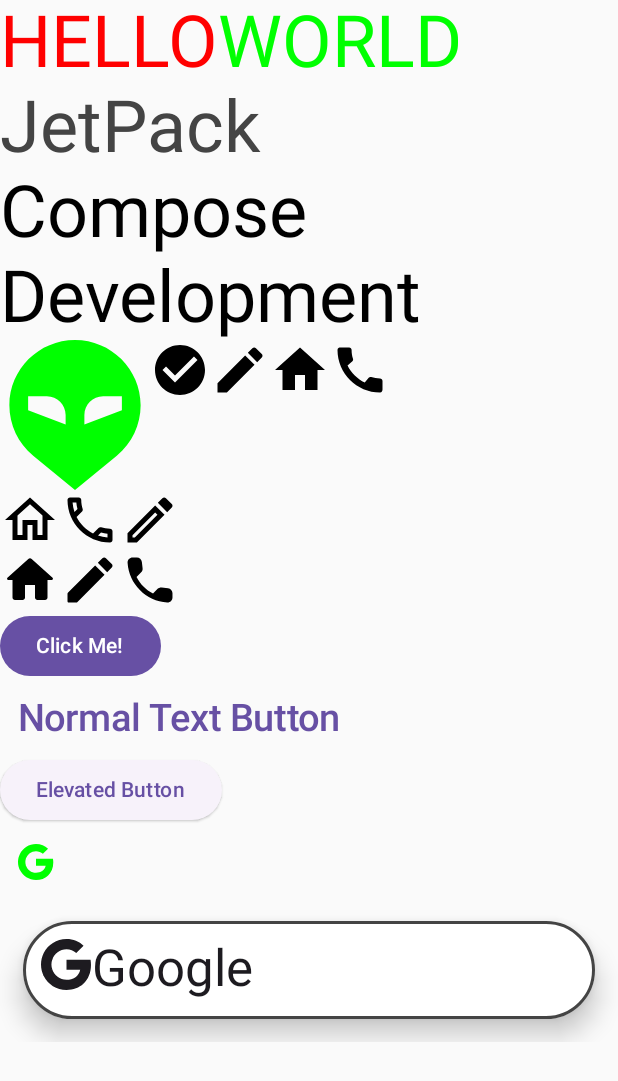
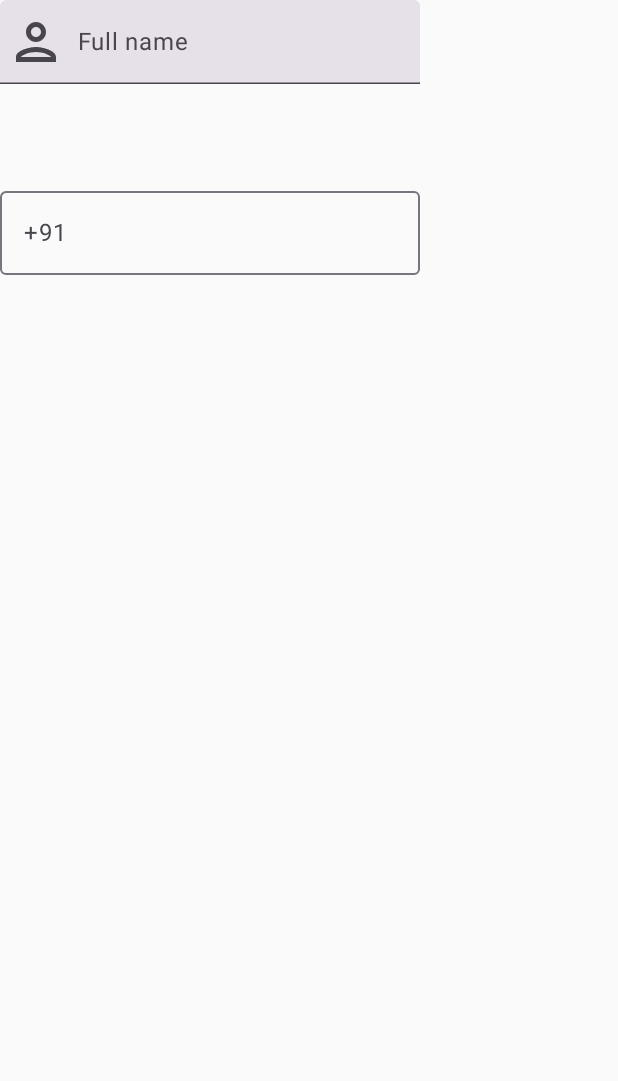
Before and after one commit to sharmaji-devlabs/wd12pmComposeWidgetsClasses, an Android app built with Jetpack Compose: the screen it shows after launch (TextSpanComposeExample before the commit, TextFieldComposeExample after it), on a phone screen of 412 x 824 dp. Shown: the top 1081 px of the screen. Run offline under Robolectric (Android 15) with nearby library versions, the phone set to English and light mode, and no system bars.

Commit message:
TextField compose with state

```diff
--- a/app/src/main/AndroidManifest.xml
+++ b/app/src/main/AndroidManifest.xml
@@ -100,6 +100,20 @@
             android:label="@string/title_activity_make_ui_with_safe_area_from_notch"
             android:theme="@style/Theme.ComposeWidgetsClasses"
             android:windowSoftInputMode="adjustResize">
+
+            <!-- <intent-filter> -->
+            <!-- <action android:name="android.intent.action.MAIN" /> -->
+
+
+            <!-- <category android:name="android.intent.category.LAUNCHER" /> -->
+            <!-- </intent-filter> -->
+        </activity>
+        <activity
+            android:name=".ui.screens.TextSpanComposeExample"
+            android:exported="false"
+            android:label="@string/title_activity_text_span_compose_example"
+            android:theme="@style/Theme.ComposeWidgetsClasses"
+            android:windowSoftInputMode="adjustResize">
 <!--            <intent-filter>-->
 <!--                <action android:name="android.intent.action.MAIN" />-->
 
@@ -107,9 +121,9 @@
 <!--            </intent-filter>-->
         </activity>
         <activity
-            android:name=".ui.screens.TextSpanComposeExample"
+            android:name=".ui.screens.TextFieldComposeExample"
             android:exported="true"
-            android:label="@string/title_activity_text_span_compose_example"
+            android:label="@string/title_activity_text_field_compose_example"
             android:theme="@style/Theme.ComposeWidgetsClasses"
             android:windowSoftInputMode="adjustResize">
             <intent-filter>
--- /dev/null
+++ b/app/src/main/java/com/widgets/app/ui/screens/TextFieldComposeExample.kt
@@ -0,0 +1,95 @@
+package com.widgets.app.ui.screens
+
+import android.os.Bundle
+import android.util.Log
+import androidx.activity.ComponentActivity
+import androidx.activity.compose.setContent
+import androidx.activity.enableEdgeToEdge
+import androidx.compose.foundation.layout.Column
+import androidx.compose.foundation.layout.Row
+import androidx.compose.foundation.layout.padding
+import androidx.compose.foundation.layout.safeDrawingPadding
+import androidx.compose.foundation.text.KeyboardOptions
+import androidx.compose.material.icons.Icons
+import androidx.compose.material.icons.outlined.Person
+import androidx.compose.material3.OutlinedTextField
+import androidx.compose.material3.Text
+import androidx.compose.material3.TextField
+import androidx.compose.runtime.Composable
+import androidx.compose.runtime.getValue
+import androidx.compose.runtime.mutableStateOf
+import androidx.compose.runtime.remember
+import androidx.compose.runtime.setValue
+import androidx.compose.ui.Modifier
+import androidx.compose.ui.text.input.KeyboardType
+import androidx.compose.ui.unit.dp
+import androidx.compose.ui.unit.sp
+
+class TextFieldComposeExample : ComponentActivity() {
+    override fun onCreate(savedInstanceState: Bundle?) {
+        super.onCreate(savedInstanceState)
+        enableEdgeToEdge()
+        setContent {
+            Column(
+                Modifier.safeDrawingPadding()
+            ) {
+                TextFieldCompose()
+            }
+        }
+    }
+}
+
+
+@Composable
+fun TextFieldCompose(modifier: Modifier = Modifier) {
+    /*
+        There are two types of TextField in Compose
+            -> TextFiled
+            -> OutlinedTextField
+        Note : TextFiled is a state (data) driven Compose
+     */
+//    var state = remember { mutableStateOf("") }
+    var state by remember { mutableStateOf<String>("") }
+    var contact by remember { mutableStateOf("") }
+    Column() {
+        TextField(
+            value = state,
+            onValueChange = {
+                state = it
+                Log.d("VALUE", state)
+            },
+            // just like hint
+//            placeholder = {
+//                Text("Full name")
+//            },
+            label = {
+                Row() {
+//                    IconWithMaterialIcon(Icons.Outlined.Person)
+                    Text("Full name")
+                }
+            },
+
+            leadingIcon = {
+                IconWithMaterialIcon(Icons.Outlined.Person)
+
+            },
+        )
+
+        Text(state, modifier.padding(top = 50.dp), fontSize = 18.sp)
+
+        // keyboard option example
+        OutlinedTextField(
+            value = contact,
+            onValueChange = {
+                contact = it
+            },
+            keyboardOptions = KeyboardOptions(keyboardType = KeyboardType.Phone),
+            prefix = { Text("+91") },
+        )
+
+        Text(contact, modifier.padding(top = 50.dp), fontSize = 18.sp)
+
+    }
+
+
+}
--- a/app/src/main/res/values/strings.xml
+++ b/app/src/main/res/values/strings.xml
@@ -9,4 +9,5 @@
     <string name="title_activity_make_ui_with_safe_area_from_notch">MakeUiWithSafeAreaFromNotch
     </string>
     <string name="title_activity_text_span_compose_example">TextSpanComposeExample</string>
+    <string name="title_activity_text_field_compose_example">TextFieldComposeExample</string>
 </resources>
```
